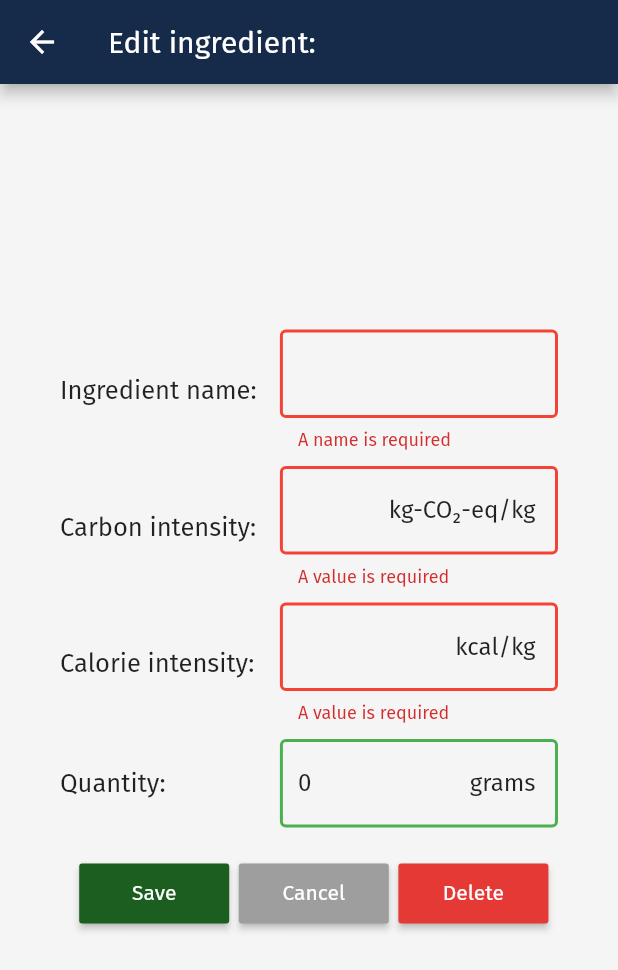
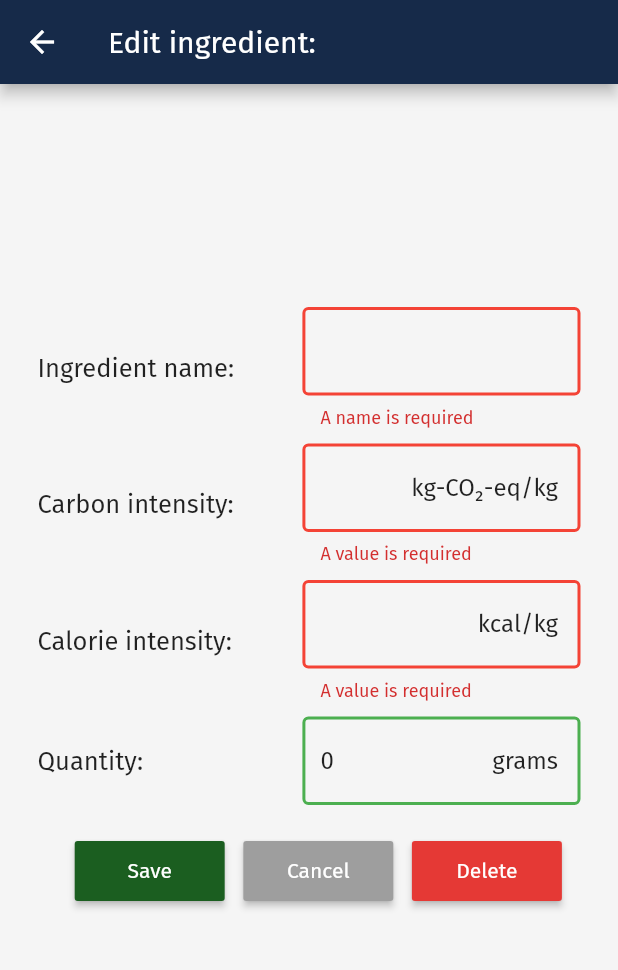
Before and after one commit to TomTomTomahawk/FoodLCA, a Flutter app: the SaveIngredient screen opened directly with empty values, on a phone screen of 412 x 824 dp. Shown: the top 970 px of the screen. Run offline on Flutter 3.47's test engine with Material 2 defaults, Android fonts, the phone set to English and light mode, and no system bars; our stand-ins replace charts_flutter, cloud_firestore, sqflite; missing offline and left inert: flutter_email_sender; accounts and stored records are empty; project files that could hold a hidden picture were left out.

Commit message:
making ingredient saver padding smaller

```diff
--- a/lib/views/ingredient_saver.dart
+++ b/lib/views/ingredient_saver.dart
@@ -260,7 +260,7 @@ class IngredientState extends State<SaveIngredient> {
       ),
       backgroundColor: Colors.grey[100],
       body: Padding(
-        padding: const EdgeInsets.all(40.0),
+        padding: const EdgeInsets.all(25.0),
         child: FutureBuilder(
             future: DataProvider.getRecipeMax(),
             builder: (context, snapshot) {
```
